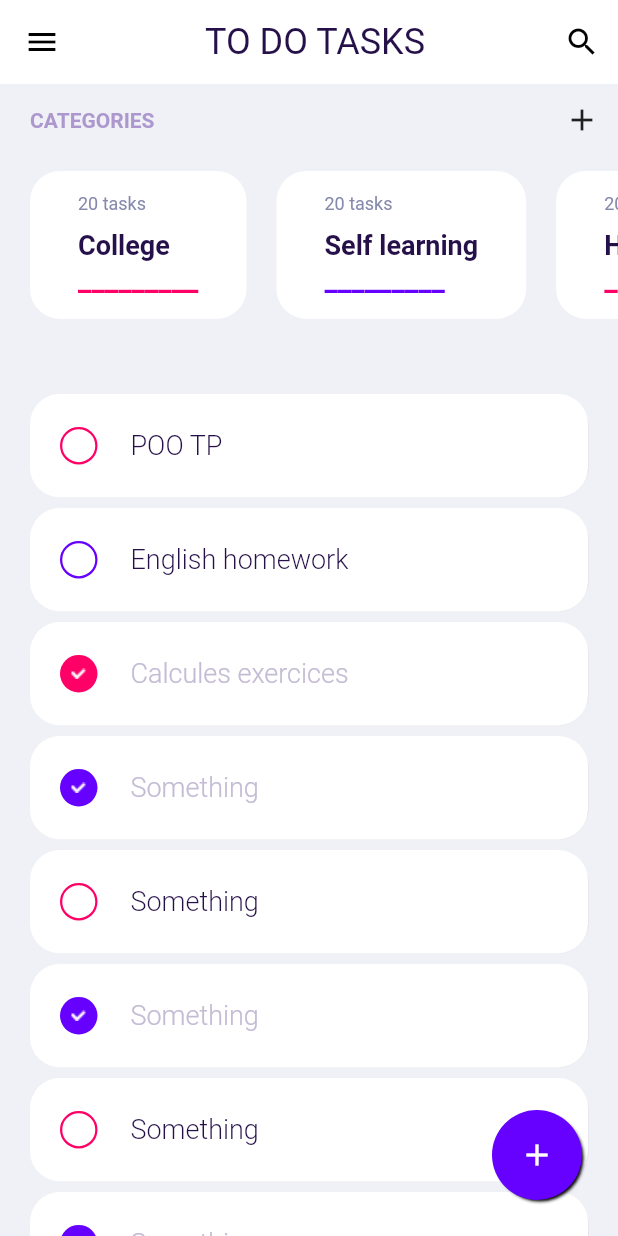
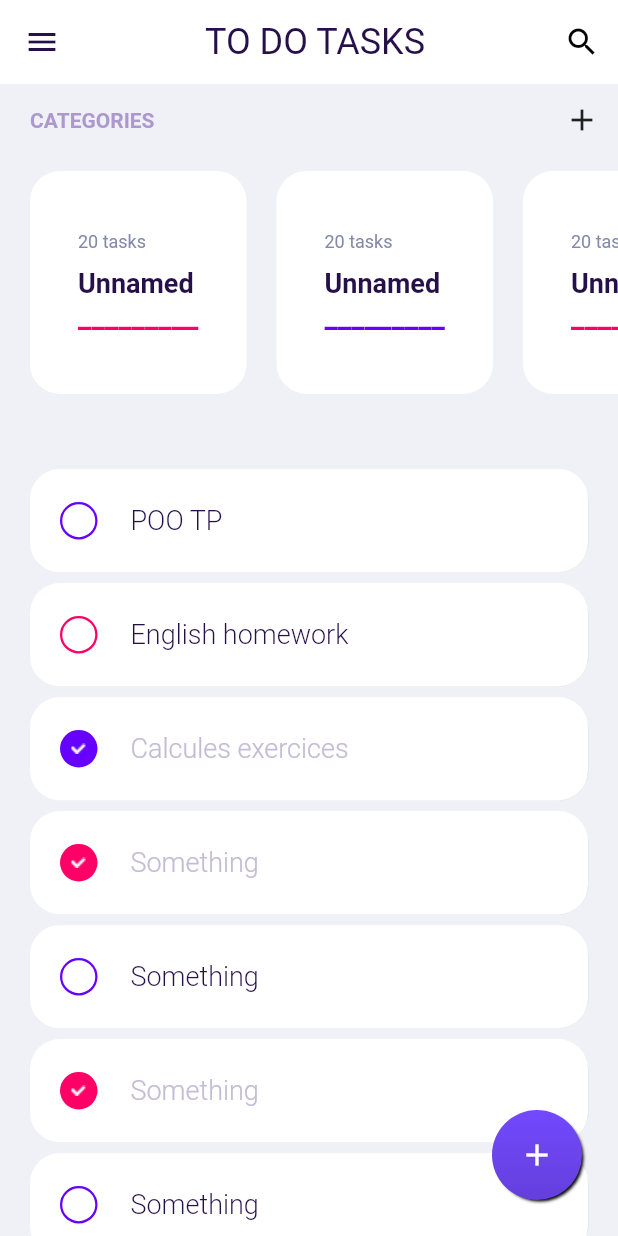
Before and after one commit to Abdechakour-Mc/Git-Project-ToDoPage, a Flutter app: the screen it shows after launch, on a phone screen of 412 x 824 dp. Run offline on Flutter 3.47's test engine with Material 2 defaults, Android fonts, the light colour scheme and no system bars; our stand-ins replace sqflite; accounts and stored records are empty.

Commit message:
Initial commit v2

```diff
--- a/lib/models/itmeslist.dart
+++ b/lib/models/itmeslist.dart
@@ -3,70 +3,48 @@ import '../widgets.dart';
 
 List<Widget> toDoList = [
   ToDoWidget(
-    color: Color(0xffFF0066),
+    colorType: 0,
     text: "POO TP",
     isDone: false,
   ),
   ToDoWidget(
-    color: Color(0xff6600FF),
+    colorType: 1,
     text: "English homework",
     isDone: false,
   ),
   ToDoWidget(
-    color: Color(0xffFF0066),
+    colorType: 2,
     text: "Calcules exercices",
     isDone: true,
   ),
   ToDoWidget(
-    color: Color(0xff6600FF),
+    colorType: 3,
     text: "Something",
     isDone: true,
   ),
   ToDoWidget(
-    color: Color(0xffFF0066),
+    colorType: 4,
     text: "Something",
     isDone: false,
   ),
   ToDoWidget(
-    color: Color(0xff6600FF),
+    colorType: 5,
     text: "Something",
     isDone: true,
   ),
   ToDoWidget(
-    color: Color(0xffFF0066),
+    colorType: 6,
     text: "Something",
     isDone: false,
   ),
   ToDoWidget(
-    color: Color(0xff6600FF),
+    colorType: 7,
     text: "Something",
     isDone: true,
   ),
   ToDoWidget(
-    color: Color(0xffFF0066),
+    colorType: 8,
     text: "Something",
     isDone: false,
   ),
 ];
-List<Widget> cateList = [
-  Category(
-    color: Color(0xffFF0066),
-    title: "College",
-  ),
-  Category(
-    color: Color(0xff6600FF),
-    title: "Self learning",
-  ),
-  Category(
-    color: Color(0xffFF0066),
-    title: "Hobby",
-  ),
-  Category(
-    color: Color(0xff6600FF),
-    title: "Preparing",
-  ),
-  Category(
-    color: Color(0xffFF0066),
-    title: "title",
-  )
-];
--- /dev/null
+++ b/lib/models/task.dart
@@ -0,0 +1,14 @@
+class Task {
+  final int id;
+  final String title;
+  final String description;
+  Task({this.id, this.title, this.description});
+
+  Map<String,dynamic> toMap() {
+    return {
+      'id': id,
+      'title': title,
+      'description': description,
+    };
+  }
+}
--- /dev/null
+++ b/lib/models/todo.dart
@@ -0,0 +1,16 @@
+class Todo {
+  final int id;
+  final int taskId;
+  final String title;
+  final int isDone;
+  Todo({this.id, this.taskId, this.title, this.isDone});
+
+  Map<String, dynamic> toMap() {
+    return {
+      'id': id,
+      'taskId': taskId,
+      'title': title,
+      'isDone': isDone,
+    };
+  }
+}
--- a/lib/screens/homepage.dart
+++ b/lib/screens/homepage.dart
@@ -1,4 +1,6 @@
 import 'package:flutter/material.dart';
+import 'package:todo_one/databas_helper.dart';
+import './taskpage.dart';
 
 import '../widgets.dart';
 
@@ -21,16 +23,15 @@ class _MyhomePageState extends State<MyhomePage> {
           backgroundColor: Colors.white,
           leading: Icon(
             Icons.menu,
-            color: Colors.black,
+            color: Color(0xff26104A),
           ),
           title: Center(
             child: Text(
               "TO DO TASKS",
               style: TextStyle(
-                fontSize: 24,
-                color: Color(0xff26104A),
-                fontWeight: FontWeight.w400
-              ),
+                  fontSize: 24,
+                  color: Color(0xff26104A),
+                  fontWeight: FontWeight.w400),
             ),
           ),
           actions: <Widget>[
@@ -66,7 +67,7 @@ class _MyhomePageState extends State<MyhomePage> {
                   const SizedBox(
                     height: 10,
                   ),
-                  CategoriesScroller(),
+                   CategoriesScroller(),
                   const SizedBox(
                     height: 50,
                   ),
@@ -78,24 +79,35 @@ class _MyhomePageState extends State<MyhomePage> {
               bottom: 24,
               right: 24,
               child: GestureDetector(
-                onTap: () {},
+                onTap: () {
+                  Navigator.push(
+                    context,
+                    MaterialPageRoute(
+                      builder: (context) => TaskPage(),
+                    ),
+                  ).then((value) {
+                    setState(() {});
+                  });
+                },
                 child: Container(
                   width: 60,
                   height: 60,
                   decoration: BoxDecoration(
-                      color: Color(0xff6600FF),
+                      gradient: LinearGradient(
+                          colors: [Color(0xff7349FE), Color(0xff643FDB)],
+                          begin: Alignment(0.0, -1.0),
+                          end: Alignment(0.0, 1.0)),
                       boxShadow: [
                         BoxShadow(
                           color: Colors.black,
                           blurRadius: 1.0,
-                          spreadRadius:-1.0,
-                          offset: Offset(2.0, 2.0), // shadow direction: bottom right
+                          spreadRadius: -1.0,
+                          offset: Offset(
+                              2.0, 2.0), // shadow direction: bottom right
                         )
                       ],
                       borderRadius: BorderRadius.circular(100.0)),
-                  child: IconButton( onPressed: (){},
-                    icon: Icon(Icons.add,color: Colors.white),
-                  ),
+                  child: Icon(Icons.add, color: Colors.white),
                 ),
               ),
             ),
--- a/lib/widgets.dart
+++ b/lib/widgets.dart
@@ -1,5 +1,7 @@
+import 'package:flutter/cupertino.dart';
 import 'package:flutter/material.dart';
 import './models/itmeslist.dart';
+import 'databas_helper.dart';
 
 class CategoriesScroller extends StatelessWidget {
   @override
@@ -10,10 +12,48 @@ class CategoriesScroller extends StatelessWidget {
       child: Container(
         margin: const EdgeInsets.symmetric(horizontal: 20),
         child: Row(
-          children: cateList,
+          children: [
+            Category(
+              colorType: 1,
+            ),
+            Category(
+              colorType: 2,
+            ),
+            Category(
+              colorType: 1,
+            ),
+            Category(
+              colorType: 2,
+            ),
+          ], //catess lisssssssst
         ),
       ),
     );
+    // FutureBuilder(
+    //   initialData: [],
+    //   future: DatabaseHelper.instance.getCategories(),
+    //   builder: (context, snapshot) {
+    //     return ListView.builder(
+    //         shrinkWrap: true,
+    //         physics: BouncingScrollPhysics(),
+    //         scrollDirection: Axis.horizontal,
+    //         itemCount: snapshot.data.length,
+    //         itemBuilder: (context, index) {
+    //           return snapshot.data[index];
+    //         });
+    //   });
+    //**********************************
+    //   SingleChildScrollView(
+    //   physics: BouncingScrollPhysics(),
+    //   scrollDirection: Axis.horizontal,
+    //   child: Container(
+    //     margin: const EdgeInsets.symmetric(horizontal: 20),
+    //     child: Row(
+    //       children: snapshot.data, //cates lisssssssst
+    //     ),
+    //   ),
+    // );
+    //----------------********---------
   }
 }
 
@@ -25,20 +65,20 @@ class ToDos extends StatelessWidget {
       itemCount: toDoList.length,
       physics: BouncingScrollPhysics(),
       itemBuilder: (context, index) {
-        return toDoList[index];
+        return toDoList[index]; //toDo liiiiiiiiiiiiiiiiist in homepage
       },
     ));
   }
 }
 
 class Category extends StatelessWidget {
-  final Color color;
+  final int colorType;
   final title;
-  Category({@required this.color, @required this.title});
+  Category({this.colorType, this.title});
   @override
   Widget build(BuildContext context) {
     final double categoryHeight =
-        MediaQuery.of(context).size.height * 0.30 - 50;
+        MediaQuery.of(context).size.height * 0.30 + 50;
     return Container(
       margin: EdgeInsets.only(
         right: 20,
@@ -62,7 +102,7 @@ class Category extends StatelessWidget {
               height: 10,
             ),
             Text(
-              title,
+              title ?? "Unnamed",
               style: TextStyle(
                   color: Color(0xff26104A),
                   fontWeight: FontWeight.bold,
@@ -71,7 +111,11 @@ class Category extends StatelessWidget {
             Text(
               "_________",
               style: TextStyle(
-                  fontWeight: FontWeight.bold, fontSize: 20, color: color),
+                fontWeight: FontWeight.bold,
+                fontSize: 20,
+                color:
+                    colorType % 2 == 0 ? Color(0xff6600FF) : Color(0xffFF0066),
+              ),
             )
           ],
         ),
@@ -81,10 +125,10 @@ class Category extends StatelessWidget {
 }
 
 class ToDoWidget extends StatelessWidget {
-  final Color color;
+  final int colorType;
   final text;
   final bool isDone;
-  ToDoWidget({this.text, @required this.color, @required this.isDone});
+  ToDoWidget({this.text, @required this.colorType, @required this.isDone});
   @override
   Widget build(BuildContext context) {
     return Padding(
@@ -113,21 +157,28 @@ class ToDoWidget extends StatelessWidget {
               width: 25,
               margin: EdgeInsets.only(right: 22.0),
               decoration: BoxDecoration(
-                border: isDone ? null : Border.all(
-                  color: color,
-                  width: 1.5
-                ),
+                border: isDone
+                    ? null
+                    : Border.all(
+                        color: colorType % 2 == 0
+                            ? Color(0xff6600FF)
+                            : Color(0xffFF0066),
+                        width: 1.5),
                 borderRadius: BorderRadius.circular(15.0),
-                color: isDone ? color : Colors.transparent,
+                color: isDone
+                    ? colorType % 2 == 0
+                        ? Color(0xff6600FF)
+                        : Color(0xffFF0066)
+                    : Colors.transparent,
               ),
               child: Image(
                 image: AssetImage("assets/images/check_icon.png"),
               ),
             ),
             Text(
-              text ??  ("Unnamed ToDO"),
+              text ?? ("Unnamed ToDO"),
               style: TextStyle(
-                color: isDone ? Color(0xffC4BCD5) : Color(0xff26104A) ,
+                color: isDone ? Color(0xffC4BCD5) : Color(0xff26104A),
                 fontWeight: isDone ? FontWeight.w300 : FontWeight.w300,
                 fontSize: 18,
               ),
--- a/pubspec.yaml
+++ b/pubspec.yaml
@@ -31,7 +31,7 @@ dependencies:
   google_fonts: ^1.1.0
 
   sqflite:
-  path:
+  path_provider:
 
 dev_dependencies:
   flutter_test:
```
Also changed, not shown: lib/databas_helper.dart (added, +100 -0 lines), lib/screens/taskpage.dart (added, +122 -0 lines), pubspec.lock.
